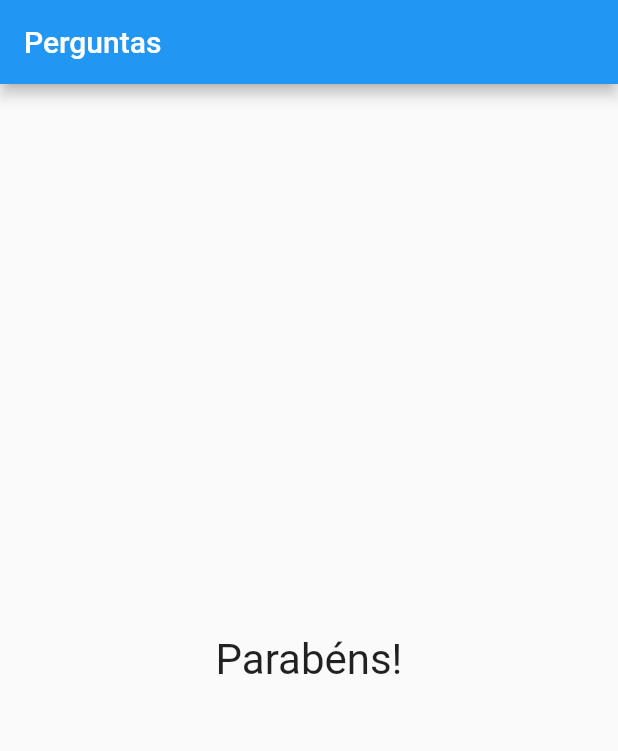
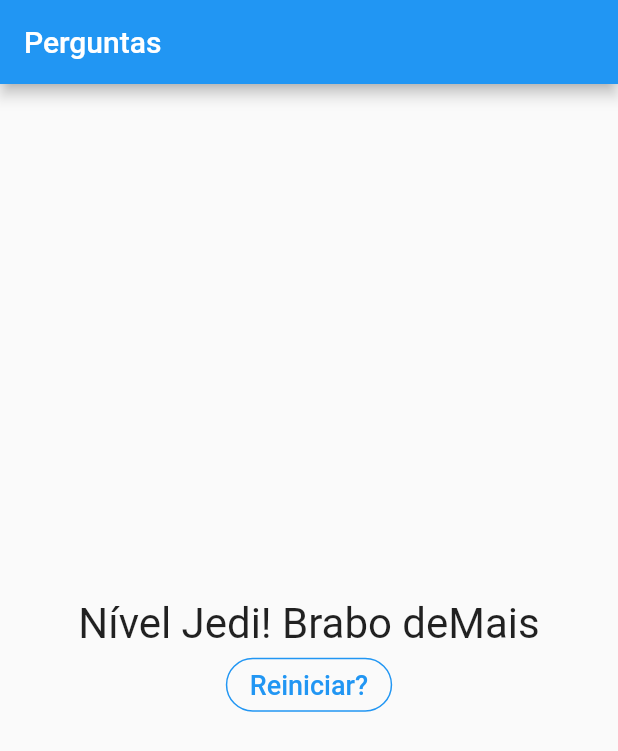
Before and after one commit to jeanpandolfi/perguntas_flutter, a Flutter app: the screen it shows after launch, after a tap on "Preto", after a tap on "Feijão", after a tap on "Coleiro tui tui", on a phone screen of 412 x 824 dp. Shown: the top 751 px of the screen. Run offline on Flutter 3.47's test engine with Material 2 defaults, Android fonts, the phone set to English and light mode, and no system bars.

```diff
--- a/lib/main.dart
+++ b/lib/main.dart
@@ -1,67 +1,83 @@
 import 'package:flutter/material.dart';
-import 'package:projeto_perguntas/questao.dart';
-import 'package:projeto_perguntas/resposta.dart';
+import 'package:projeto_perguntas/questionario.dart';
 import 'package:projeto_perguntas/resultado.dart';
 
-main(){
+main() {
   runApp(new PerguntaApp());
 }
 
-class PerguntaApp extends StatefulWidget{
-
+class PerguntaApp extends StatefulWidget {
   @override
   _PerguntaAppState createState() => _PerguntaAppState();
-
 }
 
 class _PerguntaAppState extends State<PerguntaApp> {
-
   List<Map<String, Object>> _perguntas = const [
     {
       'texto': "Qual é a sua cor favorida?",
-      'respostas': ['Preto', 'Azul', 'Vermelho', 'Verde']
+      'respostas': [
+        {'texto': 'Preto', 'nota': 10},
+        {'texto': 'Azul', 'nota': 5},
+        {'texto': 'Vermelho', 'nota': 3},
+        {'texto': 'Verde', 'nota': 1}
+      ]
     },
     {
       'texto': "Qual é a sua comida favorita?",
-      'respostas': ['Arroz', 'Feijão', 'Carne', 'Verdura']
+      'respostas': [
+        {'texto': 'Arroz', 'nota': 10},
+        {'texto': 'Feijão', 'nota': 5},
+        {'texto': 'Carne', 'nota': 3},
+        {'texto': 'Verdura', 'nota': 1}
+      ]
     },
     {
       'texto': "Qual é o seu animal favorito?",
-      'respostas': ['Gato', 'Dog', 'Coleiro tui tui', 'Peixe']
+      'respostas': [
+        {'texto': 'Gato', 'nota': 10},
+        {'texto': 'Dog', 'nota': 5},
+        {'texto': 'Coleiro tui tui', 'nota': 3},
+        {'texto': 'Peixe', 'nota': 1}
+      ]
     }
   ];
 
-  var _perguntaSelecionada = 0;
+  int _perguntaSelecionada = 0;
+  int _pontuacaoTotal = 0;
 
-  bool get temPerguntaSelecionada{
+  bool get temPerguntaSelecionada {
     return _perguntaSelecionada < _perguntas.length;
   }
 
-  void _responder(){
-    if(temPerguntaSelecionada){
+  void _responder(int pontuacao) {
+    if (temPerguntaSelecionada) {
       setState(() {
         this._perguntaSelecionada++;
+        this._pontuacaoTotal += pontuacao;
       });
     }
   }
 
+  void _reiniciarQuestionario(){
+    setState(() {
+      this._pontuacaoTotal = 0;
+      this._perguntaSelecionada = 0;
+    });
+  }
+
   @override
   Widget build(BuildContext context) {
-
-    List<String> repostas = temPerguntaSelecionada ? _perguntas[_perguntaSelecionada]['respostas'] : null;
-    List<Widget> widgetsResposta = repostas != null ? repostas.map((e) => new Resposta(e, _responder)).toList() : null;
-
     return MaterialApp(
       home: Scaffold(
         appBar: AppBar(
           title: Text("Perguntas"),
         ),
-        body: temPerguntaSelecionada ? Column(
-          children: [
-            Questao(_perguntas[_perguntaSelecionada]['texto']),
-            ...widgetsResposta
-          ],
-        ) : Resultado(),
+        body: temPerguntaSelecionada
+            ? Questionario(
+                perguntas: _perguntas,
+                perguntaSelecionada: _perguntaSelecionada,
+                quandoResponder: _responder)
+            : Resultado( pontuacaoTotal: _pontuacaoTotal, quandoReiniciarQuestionario: _reiniciarQuestionario,),
       ),
     );
   }
--- a/lib/questionario.dart
+++ b/lib/questionario.dart
@@ -1,13 +1,35 @@
 import 'package:flutter/material.dart';
+import 'package:projeto_perguntas/questao.dart';
+import 'package:projeto_perguntas/resposta.dart';
+import 'package:projeto_perguntas/resultado.dart';
 
 class Questionario extends StatelessWidget {
-  final List<Map<String, Object>> _perguntas;
+
+  final List<Map<String, Object>> perguntas;
+  final int perguntaSelecionada;
+  final void Function(int) quandoResponder;
 
 
-  Questionario(this._perguntas);
+  Questionario({
+    @required this.perguntas,
+    @required this.perguntaSelecionada,
+    @required this.quandoResponder,
+  });
+
+  bool get temPerguntaSelecionada{
+    return perguntaSelecionada < perguntas.length;
+  }
 
   @override
   Widget build(BuildContext context) {
-    return Container();
+    List<Map<String, Object>> repostas = temPerguntaSelecionada ? perguntas[perguntaSelecionada]['respostas'] : null;
+    List<Widget> widgetsResposta = repostas != null ? repostas.map((e) => new Resposta(e['texto'], () => quandoResponder(e['nota']))).toList() : null;
+
+    return Column(
+      children: [
+        Questao(perguntas[perguntaSelecionada]['texto']),
+        ...widgetsResposta
+      ],
+    );
   }
 }
--- a/lib/resultado.dart
+++ b/lib/resultado.dart
@@ -1,11 +1,46 @@
 import 'package:flutter/material.dart';
 
 class Resultado extends StatelessWidget {
+
+  final int pontuacaoTotal;
+  final void Function() quandoReiniciarQuestionario;
+
+  Resultado({this.pontuacaoTotal, this.quandoReiniciarQuestionario});
+
+  String get fraseResultado{
+    if(pontuacaoTotal < 8) {
+      return "Parabéns!";
+    }else if(pontuacaoTotal < 12){
+      return "Você é bom!";
+    }else if(pontuacaoTotal < 16){
+      return "Impressionate!";
+    }else{
+      return "Nível Jedi! Brabo deMais";
+    }
+  }
   @override
   Widget build(BuildContext context) {
-    return Center(
-      child: Text("Parabéns!",
-          style: TextStyle(fontSize: 28)),
+    return Column(
+      mainAxisAlignment: MainAxisAlignment.center,
+      children: [
+        Center(
+          child: Text(fraseResultado,
+              style: TextStyle(fontSize: 28)),
+        ),
+        FlatButton(
+            onPressed: quandoReiniciarQuestionario,
+            child: Text("Reiniciar?", style: TextStyle( fontSize: 18),),
+            textColor: Colors.blue,
+            shape: RoundedRectangleBorder(
+                borderRadius: BorderRadius.circular(30.0),
+                side: BorderSide(
+                    color: Colors.blue,
+                    width: 1,
+                    style: BorderStyle.solid
+                )
+            )
+        )
+      ],
     );
   }
 }
```
